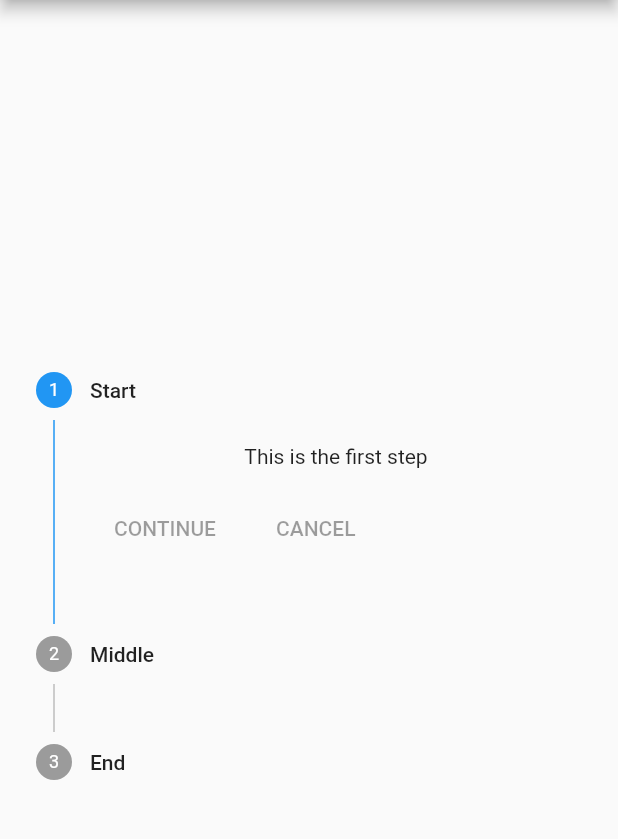
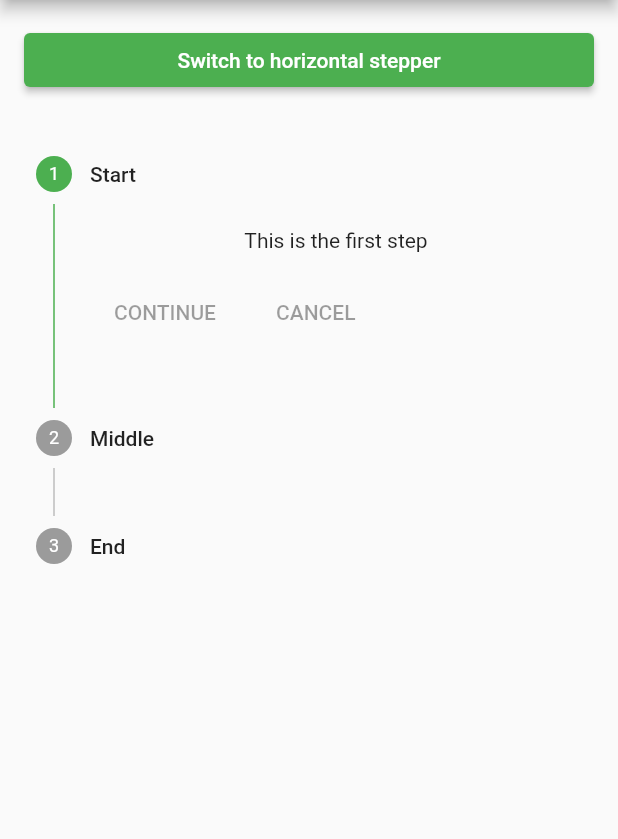
Before and after one commit to sssloba/flutter-widgets-demo, a Flutter app: the Steppers screen opened directly, on a phone screen of 412 x 824 dp, the part 84-923 px from its top. Run offline on Flutter 3.47's test engine with Material 2 defaults, Android fonts, the phone set to English and light mode, and no system bars.

Commit message:
switch-direction-button

```diff
--- a/lib/screens/steppers.dart
+++ b/lib/screens/steppers.dart
@@ -10,6 +10,8 @@ class Steppers extends StatefulWidget {
 
 class _SteppersState extends State<Steppers> {
   int currentStepIndex = 0;
+  bool isVertical = true;
+
   @override
   Widget build(BuildContext context) {
     return Scaffold(
@@ -17,8 +19,27 @@ class _SteppersState extends State<Steppers> {
       appBar: AppBar(
         title: const Text('Steppers'),
       ),
-      body: Center(
+      body: Theme(
+        data: Theme.of(context).copyWith(
+            colorScheme: ColorScheme.light(
+                primary: isVertical ? Colors.green : Colors.red)),
+        child: Column(
+          mainAxisSize: MainAxisSize.min,
+          crossAxisAlignment: CrossAxisAlignment.stretch,
+          children: [
+            Padding(
+              padding: const EdgeInsets.all(16.0),
+              child: ElevatedButton(
+                onPressed: (() => setState(() => isVertical = !isVertical)),
+                child: Text(isVertical
+                    ? 'Switch to horizontal stepper'
+                    : 'Switch to vertical stepper'),
+              ),
+            ),
+            Expanded(
               child: Stepper(
+                type:
+                    isVertical ? StepperType.vertical : StepperType.horizontal,
                 currentStep: currentStepIndex,
                 onStepTapped: (int stepIndex) =>
                     setState(() => currentStepIndex = stepIndex),
@@ -41,6 +62,9 @@ class _SteppersState extends State<Steppers> {
                 ],
               ),
             ),
+          ],
+        ),
+      ),
     );
   }
 }
```
Lines whose indentation alone changed are shown as unchanged.
